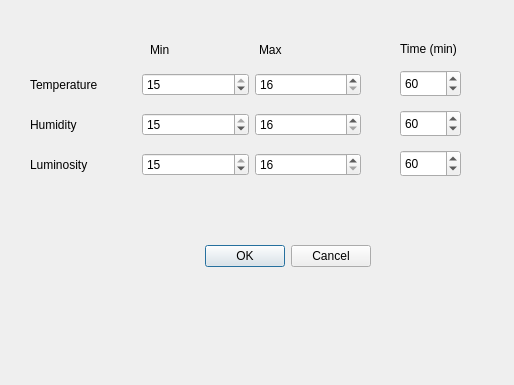
The window that thresholdsetupdialog.ui (vincenzoagnusdei/cellarmonitor) describes before a commit, drawn with Qt 5.
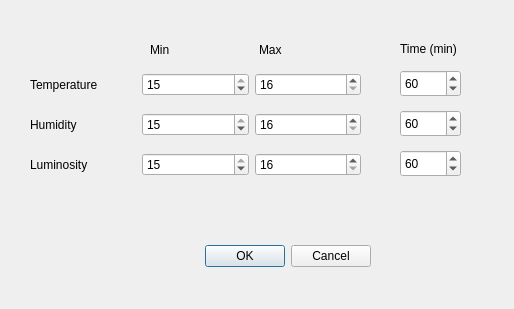
The same window after the commit.

The edit to the form file:
```diff
--- a/thresholdsetupdialog.ui
+++ b/thresholdsetupdialog.ui
@@ -7,7 +7,7 @@
     <x>0</x>
     <y>0</y>
     <width>514</width>
-    <height>385</height>
+    <height>309</height>
    </rect>
   </property>
   <property name="windowTitle">
```
